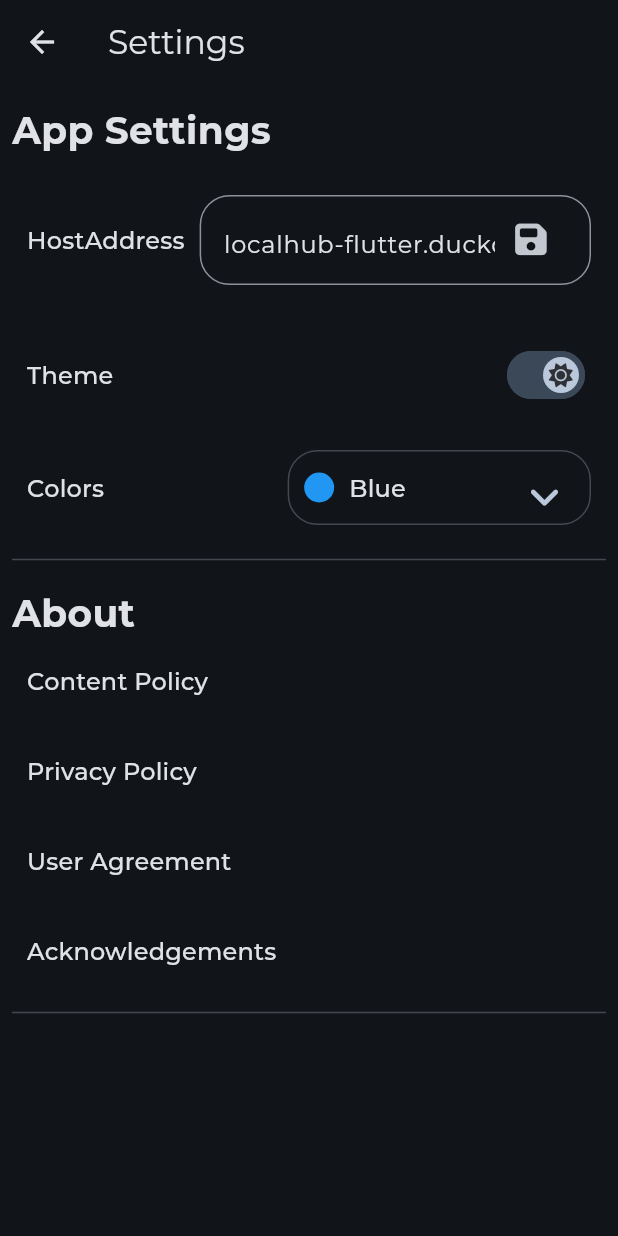
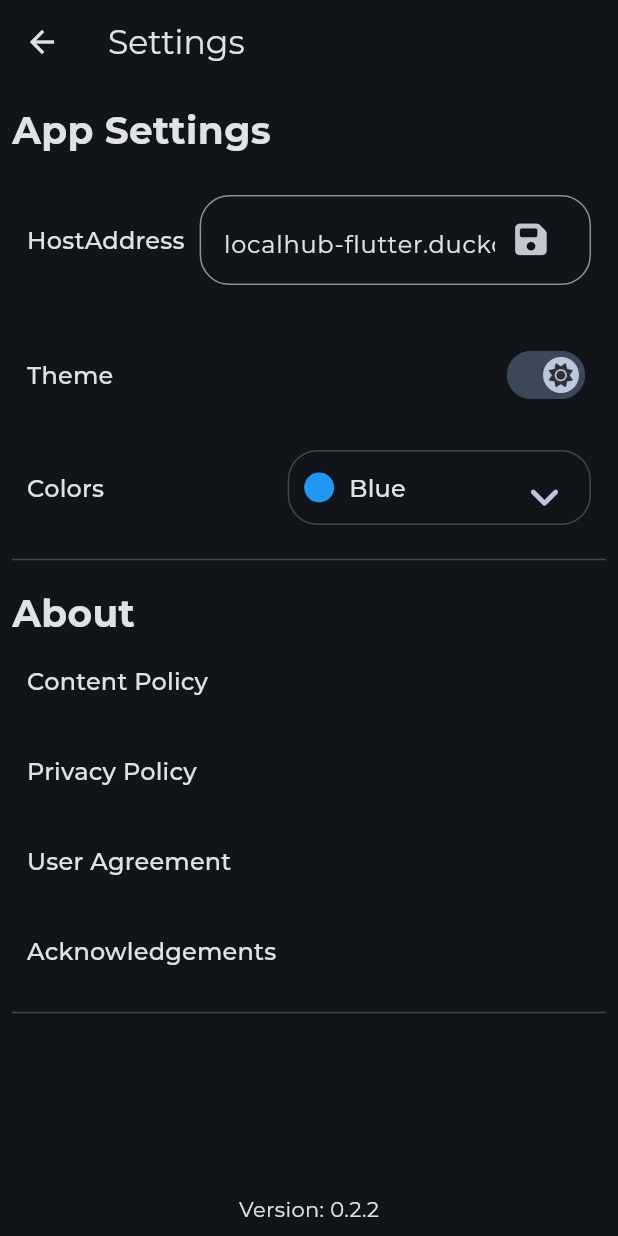
Before and after one commit to vedantjain8/localhub, a Flutter app: the screen it shows after launch, after a tap on "Settings", on a phone screen of 412 x 824 dp. Run offline on Flutter 3.47's test engine with Material 3 defaults, Android fonts, the phone set to English and light mode, and no system bars; our stand-ins replace cached_network_image, csc_picker, dropdown_search, flutter_markdown, flutter_secure_storage, font_awesome_flutter and 4 more; network calls fail; project files that could hold a hidden picture were left out.

Commit message:
fix: version display

```diff
--- a/flutter/localhub/lib/screens/layout/settings/settings_screen.dart
+++ b/flutter/localhub/lib/screens/layout/settings/settings_screen.dart
@@ -1,11 +1,8 @@
-// todo: theme, hostaddress and submit, main.dart me server down aur update wali screen pe
-
-// ignore_for_file: use_build_context_synchronously
-
 import 'package:flutter/material.dart';
 import 'package:font_awesome_flutter/font_awesome_flutter.dart';
 import 'package:localhub/api/version_check.dart';
 import 'package:localhub/themes/theme.dart';
+import 'package:package_info_plus/package_info_plus.dart';
 import 'package:shared_preferences/shared_preferences.dart';
 
 class SettingsScreen extends StatefulWidget {
@@ -19,6 +16,7 @@ class _SettingsScreenState extends State<SettingsScreen> {
   bool isDark = AppTheme.themeNotifier.value.brightness == Brightness.dark;
   TextEditingController _hostAddressController = TextEditingController();
   late String previousHostAddress;
+  late String version;
 
   void _loadHostAddress() async {
     final prefs = await SharedPreferences.getInstance();
@@ -105,11 +103,17 @@ class _SettingsScreenState extends State<SettingsScreen> {
     }
   }
 
+  void _loadAppDetails() async {
+    PackageInfo packageInfo = await PackageInfo.fromPlatform();
+    version = packageInfo.version;
+  }
+
   @override
   void initState() {
     AppTheme.initialize();
     super.initState();
     _loadHostAddress();
+    _loadAppDetails();
   }
 
   @override
@@ -127,7 +131,6 @@ class _SettingsScreenState extends State<SettingsScreen> {
       ),
       body: Padding(
         padding: const EdgeInsets.all(8.0),
-        child: SingleChildScrollView(
         child: Column(
           children: [
             Column(
@@ -183,15 +186,6 @@ class _SettingsScreenState extends State<SettingsScreen> {
                     const SizedBox(
                       height: 10,
                     ),
-                      // const Divider(),
-                      // _sectionItem(
-                      //   child: ElevatedButton(
-                      //     onPressed: () {
-                      //       _checkUrl();
-                      //     },
-                      //     child: const Icon(Icons.save_rounded),
-                      //   ),
-                      // ),
                     _sectionItem(
                       height: 60,
                       child: Row(
@@ -204,11 +198,10 @@ class _SettingsScreenState extends State<SettingsScreen> {
                           Switch(
                             trackOutlineColor: MaterialStatePropertyAll(
                                 colorScheme.secondaryContainer),
-                              inactiveTrackColor:
-                                  colorScheme.secondaryContainer,
+                            inactiveTrackColor: colorScheme.secondaryContainer,
                             activeTrackColor: colorScheme.secondaryContainer,
-                              thumbColor: MaterialStatePropertyAll(
-                                  colorScheme.secondary),
+                            thumbColor:
+                                MaterialStatePropertyAll(colorScheme.secondary),
                             value: isDark,
                             onChanged: (value) async {
                               setState(() {
@@ -289,7 +282,9 @@ class _SettingsScreenState extends State<SettingsScreen> {
                     ),
                   ],
                 ),
-                  _section(title: "About", items: [
+                _section(
+                  title: "About",
+                  items: [
                     InkWell(
                       child: _sectionItem(
                         child: Text(
@@ -326,11 +321,13 @@ class _SettingsScreenState extends State<SettingsScreen> {
                         height: 50,
                       ),
                     ),
-                  ])
+                  ],
+                )
               ],
             ),
+            const Spacer(),
+            Text("Version: $version"),
           ],
-          ),
         ),
       ),
     );
```
Lines whose indentation alone changed are shown as unchanged.
